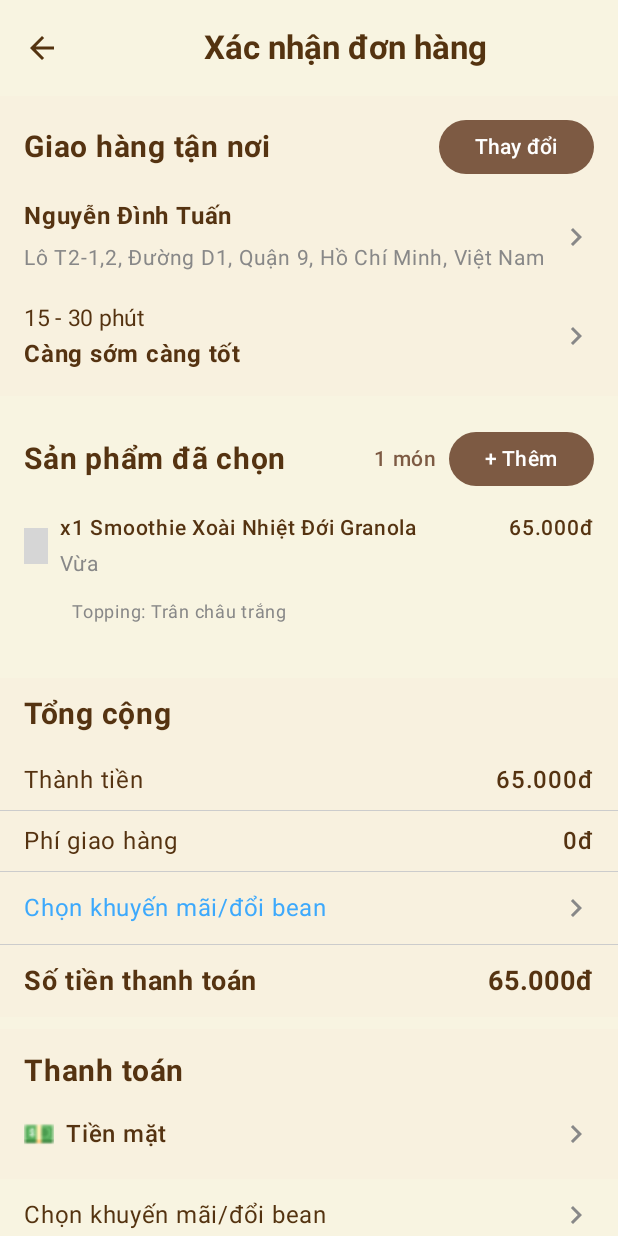
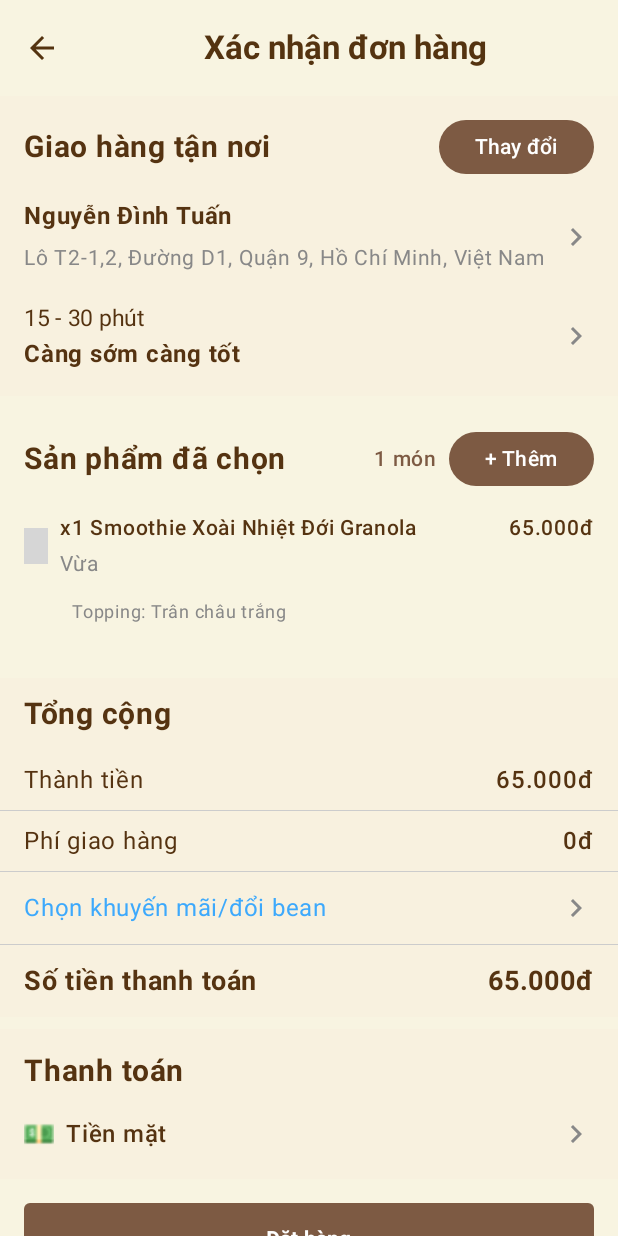
Before and after one commit to michael5671/CafeTrio, an Android app built with Jetpack Compose: the @Preview function PaymentScreenPreview, on a phone screen of 412 x 824 dp. Run offline under Robolectric (Android 15) with nearby library versions, the phone set to English and light mode, and no system bars; grey boxes are pictures that could not be loaded.

Commit message:
fixed PaymentScreen

```diff
--- a/app/src/main/java/com/example/cafetrio/ui/PaymentScreen.kt
+++ b/app/src/main/java/com/example/cafetrio/ui/PaymentScreen.kt
@@ -30,6 +30,7 @@ import androidx.compose.ui.window.Dialog
 import androidx.compose.ui.window.DialogProperties
 import com.example.cafetrio.R
 import com.example.cafetrio.data.models.Order
+import com.example.cafetrio.data.models.CartItem
 import com.example.cafetrio.ui.theme.CafeBeige
 import com.example.cafetrio.ui.theme.CafeBrown
 import com.example.cafetrio.ui.theme.CafeTrioTheme
@@ -164,13 +165,13 @@ fun PaymentScreen(
 
                     Spacer(modifier = Modifier.height(12.dp))
 
-                    // MoMo option
+                    // VNPAY option
                     PaymentOptionItem(
-                        name = "MoMo",
-                        icon = R.drawable.ic_momo,
-                        isSelected = selectedPaymentMethod == "MoMo",
+                        name = "VNPAY",
+                        icon = R.drawable.ic_vnpay,
+                        isSelected = selectedPaymentMethod == "VNPAY",
                         onSelect = {
-                            selectedPaymentMethod = "MoMo"
+                            selectedPaymentMethod = "VNPAY"
                             scope.launch {
                                 sheetState.hide()
                                 showPaymentMethodDialog = false
@@ -232,7 +233,7 @@ fun PaymentScreen(
             Spacer(modifier = Modifier.height(8.dp))
 
             // Cost summary
-            CostSummarySection(order.totalAmount)
+            CostSummarySection(order.totalAmount, onSelectVoucher)
 
             // Promotion section is now part of CostSummarySection
 
@@ -245,27 +246,6 @@ fun PaymentScreen(
                     showPaymentMethodDialog = true
                 }
             )
-
-            // Voucher selection button
-            Row(
-                modifier = Modifier
-                    .fillMaxWidth()
-                    .clickable(onClick = onSelectVoucher)
-                    .padding(horizontal = 16.dp, vertical = 12.dp),
-                horizontalArrangement = Arrangement.SpaceBetween,
-                verticalAlignment = Alignment.CenterVertically
-            ) {
-                Text(
-                    text = "Chọn khuyến mãi/đổi bean",
-                    fontSize = 16.sp,
-                    color = Color(0xFF543310)
-                )
-                Icon(
-                    imageVector = Icons.Default.KeyboardArrowRight,
-                    contentDescription = "Select voucher",
-                    tint = Color.Gray
-                )
-            }
 
             // Place order button
             Box(
@@ -540,7 +520,7 @@ fun ProductsSection(order: Order) {
 }
 
 @Composable
-fun CostSummarySection(total: Int) {
+fun CostSummarySection(total: Int, onSelectVoucher: () -> Unit) {
     Column(
         modifier = Modifier
             .fillMaxWidth()
@@ -607,7 +587,7 @@ fun CostSummarySection(total: Int) {
         Row(
             modifier = Modifier
                 .fillMaxWidth()
-                .clickable {  }
+                .clickable(onClick = onSelectVoucher)
                 .padding(horizontal = 16.dp, vertical = 12.dp),
             horizontalArrangement = Arrangement.SpaceBetween,
             verticalAlignment = Alignment.CenterVertically
@@ -688,7 +668,7 @@ fun PaymentMethodSection(
                 val icon = if (selectedMethod == "Tiền mặt") {
                     R.drawable.ic_cash
                 } else {
-                    R.drawable.ic_momo
+                    R.drawable.ic_vnpay
                 }
 
                 Image(
```
Also changed, not shown: app/src/main/res/drawable/ic_vnpay.png (added).
